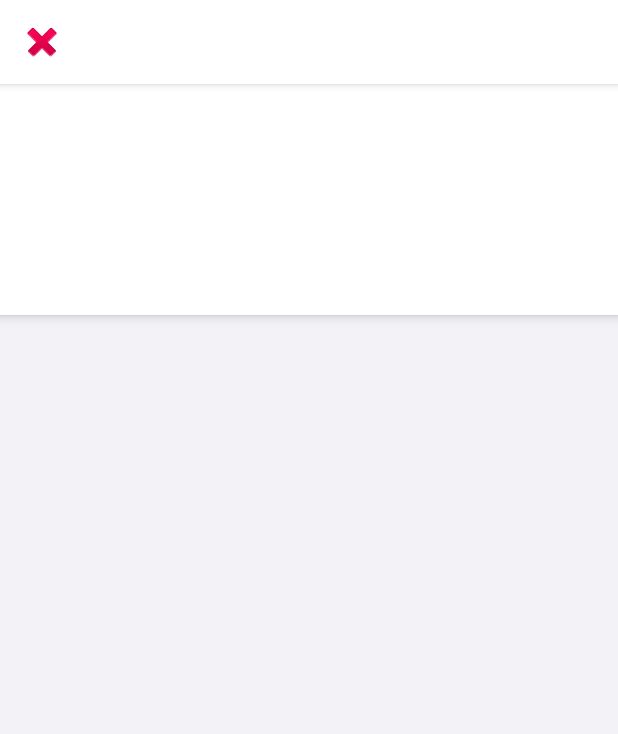
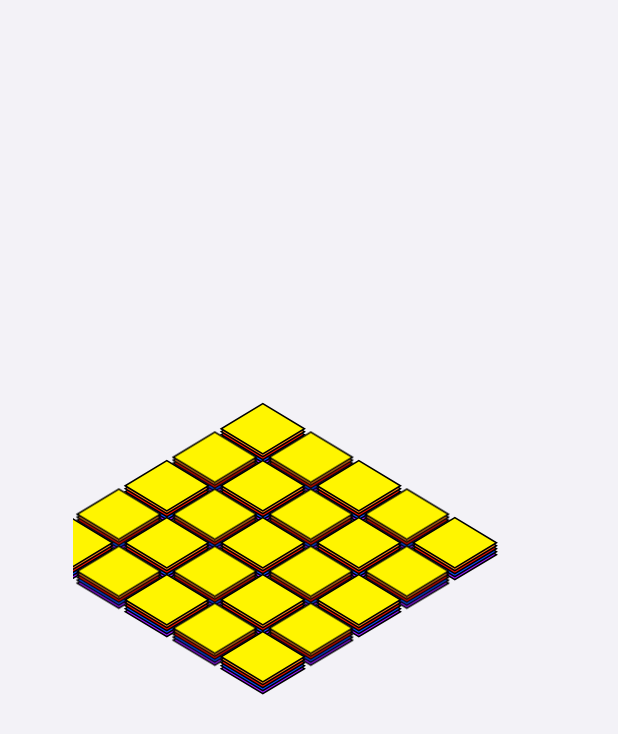
Before and after one commit to whoopzee9/PythianGames, an Android app: the layout fragment_test.xml on its own in the app's theme, with its tools: preview values and no code run, on a phone screen of 412 x 824 dp. Shown: the top 734 px of the screen. Run offline under Robolectric (Android 15) with nearby library versions, the phone set to English and light mode, and no system bars.

Commit message:
added board

```diff
--- a/app/src/main/java/ru/spbstu/pythian_games/navigation/Navigator.kt
+++ b/app/src/main/java/ru/spbstu/pythian_games/navigation/Navigator.kt
@@ -44,7 +44,7 @@ class Navigator : FeatureRouter {
     fun checkBottomBar() {
         EventBus.getDefault().post(
             SetBottomNavVisibility(
-                !navBarHiddenIdsList.contains(navController?.currentDestination?.id),
+                false /*!navBarHiddenIdsList.contains(navController?.currentDestination?.id)*/,
                 true
             )
         )
--- a/app/src/main/res/values/strings.xml
+++ b/app/src/main/res/values/strings.xml
@@ -1,3 +1,3 @@
 <resources>
-    <string name="app_name">Android template app</string>
+    <string name="app_name">Pythian Games</string>
 </resources>
--- /dev/null
+++ b/common/src/main/java/ru/spbstu/common/extenstions/DrawableExtensions.kt
@@ -0,0 +1,35 @@
+package ru.spbstu.common.extenstions
+
+import android.graphics.Bitmap
+import android.graphics.Canvas
+import android.graphics.drawable.BitmapDrawable
+import android.graphics.drawable.Drawable
+
+
+fun Drawable.toBitmap(): Bitmap {
+    if (this is BitmapDrawable) {
+        val bitmapDrawable = this
+        if (bitmapDrawable.bitmap != null) {
+            return bitmapDrawable.bitmap
+        }
+    }
+
+    var bitmap: Bitmap = if (intrinsicWidth <= 0 || intrinsicHeight <= 0) {
+        Bitmap.createBitmap(
+            1,
+            1,
+            Bitmap.Config.ARGB_8888
+        )
+    } else {
+        Bitmap.createBitmap(
+            intrinsicWidth,
+            intrinsicHeight,
+            Bitmap.Config.ARGB_8888
+        )
+    }
+
+    val canvas = Canvas(bitmap)
+    setBounds(0, 0, canvas.getWidth(), canvas.getHeight())
+    draw(canvas)
+    return bitmap
+}
--- /dev/null
+++ b/common/src/main/java/ru/spbstu/common/widgets/CardStack.kt
@@ -0,0 +1,268 @@
+package ru.spbstu.common.widgets
+
+import android.content.Context
+import android.graphics.Bitmap
+import android.graphics.Canvas
+import android.graphics.Color
+import android.graphics.Paint
+import android.graphics.drawable.Drawable
+import android.util.AttributeSet
+import android.util.Log
+import android.view.MotionEvent
+import android.view.ScaleGestureDetector
+import android.view.ScaleGestureDetector.SimpleOnScaleGestureListener
+import android.view.View
+import android.view.ViewGroup
+import androidx.core.content.ContextCompat
+import ru.spbstu.common.R
+import ru.spbstu.common.extenstions.dpToPx
+import ru.spbstu.common.extenstions.toBitmap
+import kotlin.math.max
+import kotlin.math.min
+
+
+class CardStack @JvmOverloads constructor(
+    context: Context,
+    attrs: AttributeSet? = null,
+    defStyleAttr: Int = 0
+) : View(context, attrs, defStyleAttr) {
+
+    private var firstLayer: Drawable?
+    private var secondLayer: Drawable?
+    private var thirdLayer: Drawable?
+    private var fourthLayer: Drawable?
+    private var fifthLayer: Drawable?
+    private var firstLayerBitmap: Bitmap
+    private var secondLayerBitmap: Bitmap
+    private var thirdLayerBitmap: Bitmap
+    private var fourthLayerBitmap: Bitmap
+    private var fifthLayerBitmap: Bitmap
+
+    private var height: Float
+    private var width: Float
+    private var spacing: Float
+
+    private var scaleFactor = 1f
+    private var scaleGestureDetector: ScaleGestureDetector
+
+    private var prevX = 0f
+    private var prevY = 0f
+    private var moveStarted = false
+
+    var count = 5
+
+    init {
+        firstLayer = ContextCompat.getDrawable(context, R.drawable.ic_first_layer_36)
+        secondLayer = ContextCompat.getDrawable(context, R.drawable.ic_second_layer_36)
+        thirdLayer = ContextCompat.getDrawable(context, R.drawable.ic_third_layer_36)
+        fourthLayer = ContextCompat.getDrawable(context, R.drawable.ic_fourth_layer_36)
+        fifthLayer = ContextCompat.getDrawable(context, R.drawable.ic_fifth_layer_36)
+//        firstLayerBitmap = BitmapFactory.decodeResource(resources, R.drawable.ic_first_layer_36)
+//        secondLayerBitmap = BitmapFactory.decodeResource(resources, R.drawable.ic_second_layer_36)
+//        thirdLayerBitmap = BitmapFactory.decodeResource(resources, R.drawable.ic_third_layer_36)
+//        fourthLayerBitmap = BitmapFactory.decodeResource(resources, R.drawable.ic_fourth_layer_36)
+//        fifthLayerBitmap = BitmapFactory.decodeResource(resources, R.drawable.ic_fifth_layer_36)
+        firstLayerBitmap = firstLayer!!.toBitmap()
+        secondLayerBitmap = secondLayer!!.toBitmap()
+        thirdLayerBitmap = thirdLayer!!.toBitmap()
+        fourthLayerBitmap = fourthLayer!!.toBitmap()
+        fifthLayerBitmap = fifthLayer!!.toBitmap()
+
+        height = context.dpToPx(35f)
+        width = context.dpToPx(58f)
+        spacing = context.dpToPx(2f)
+
+        scaleGestureDetector = ScaleGestureDetector(context, ScaleListener())
+    }
+
+    override fun onMeasure(widthMeasureSpec: Int, heightMeasureSpec: Int) {
+        var lp: ViewGroup.LayoutParams? = layoutParams
+        if (lp == null)
+            lp = ViewGroup.LayoutParams(
+                ViewGroup.LayoutParams.WRAP_CONTENT,
+                ViewGroup.LayoutParams.WRAP_CONTENT
+            )
+
+        var width = calculateSize(suggestedMinimumWidth, lp.width, widthMeasureSpec)
+        var height = calculateSize(suggestedMinimumHeight, lp.height, heightMeasureSpec)
+
+        width += paddingLeft + paddingRight
+        height += paddingTop + paddingBottom
+
+        setMeasuredDimension(width, height)
+    }
+
+    private fun calculateSize(suggestedSize: Int, paramSize: Int, measureSpec: Int): Int {
+        var result = 0
+        val size = MeasureSpec.getSize(measureSpec)
+        val mode = MeasureSpec.getMode(measureSpec)
+
+        when (mode) {
+            MeasureSpec.AT_MOST ->
+                result = when (paramSize) {
+                    ViewGroup.LayoutParams.WRAP_CONTENT -> min(suggestedSize, size)
+                    ViewGroup.LayoutParams.MATCH_PARENT -> size
+                    else -> min(paramSize, size)
+                }
+            MeasureSpec.EXACTLY -> result = size
+            MeasureSpec.UNSPECIFIED ->
+                result =
+                    if (paramSize == ViewGroup.LayoutParams.WRAP_CONTENT ||
+                        paramSize == ViewGroup.LayoutParams.MATCH_PARENT
+                    )
+                        suggestedSize
+                    else {
+                        paramSize
+                    }
+        }
+
+        return result
+    }
+
+    override fun getSuggestedMinimumHeight(): Int {
+        return context.dpToPx(288f).toInt()
+        //return height.toInt() + spacing.toInt() * 5
+    }
+
+    override fun getSuggestedMinimumWidth(): Int {
+        return context.dpToPx(315f).toInt()
+        //return width.toInt()
+    }
+
+    override fun onDraw(canvas: Canvas?) {
+        super.onDraw(canvas)
+        canvas?.save()
+        canvas?.scale(scaleFactor, scaleFactor)
+        val dx = 32f
+        val dy = 19f
+
+        canvas?.translate(suggestedMinimumWidth / 2f - 90, 0f)
+        for (i in 0 until 5) {
+            for (j in 0 until 5) {
+                val newX = -i * dx + j * dx
+                val newY = i * dy + j * dy
+                val newXpx = context.dpToPx(newX)
+                val newYpx = context.dpToPx(newY)
+                canvas?.translate(newXpx, newYpx)
+                //count = (1 + Math.random() * 5).toInt()
+                when (count) {
+                    5 -> {
+                        if (canvas != null) {
+                            canvas.translate(0f, spacing * 4)
+                            fifthLayer?.draw(canvas)
+                            canvas.translate(0f, -spacing)
+                            fourthLayer?.draw(canvas)
+                            canvas.translate(0f, -spacing)
+                            thirdLayer?.draw(canvas)
+                            canvas.translate(0f, -spacing)
+                            secondLayer?.draw(canvas)
+                            canvas.translate(0f, -spacing)
+                            firstLayer?.draw(canvas)
+                        }
+                    }
+                    4 -> {
+                        if (canvas != null) {
+                            canvas.translate(0f, spacing * 4)
+                            fifthLayer?.draw(canvas)
+                            canvas.translate(0f, -spacing)
+                            fourthLayer?.draw(canvas)
+                            canvas.translate(0f, -spacing)
+                            thirdLayer?.draw(canvas)
+                            canvas.translate(0f, -spacing)
+                            secondLayer?.draw(canvas)
+                            canvas.translate(0f, spacing * (-1))
+                        }
+                    }
+                    3 -> {
+                        if (canvas != null) {
+                            canvas.translate(0f, spacing * 4)
+                            fifthLayer?.draw(canvas)
+                            canvas.translate(0f, -spacing)
+                            fourthLayer?.draw(canvas)
+                            canvas.translate(0f, -spacing)
+                            thirdLayer?.draw(canvas)
+                            canvas.translate(0f, spacing * (-2))
+                        }
+                    }
+                    2 -> {
+                        if (canvas != null) {
+                            canvas.translate(0f, spacing * 4)
+                            fifthLayer?.draw(canvas)
+                            canvas.translate(0f, -spacing)
+                            fourthLayer?.draw(canvas)
+                            canvas.translate(0f, spacing * (-3))
+                        }
+                    }
+                    1 -> {
+                        if (canvas != null) {
+                            canvas.translate(0f, spacing * 4)
+                            fifthLayer?.draw(canvas)
+                            canvas.translate(0f, spacing * (-4))
+                        }
+                    }
+                    else -> {
+
+                    }
+                }
+
+                canvas?.translate(-newXpx, -newYpx)
+            }
+        }
+
+        canvas?.restore()
+    }
+
+    override fun onTouchEvent(event: MotionEvent?): Boolean {
+        if (event == null || scaleX == 1f) return false
+        when (event.actionMasked) {
+            MotionEvent.ACTION_DOWN -> {
+                prevX = event.x
+                prevY = event.y
+            }
+
+            MotionEvent.ACTION_POINTER_UP -> {
+                if (event.actionIndex == 0) {
+                    try {
+                        prevX = event.getX(1)
+                        prevY = event.getY(1)
+                    } catch (e: Exception) {
+                    }
+                }
+            }
+
+            MotionEvent.ACTION_MOVE -> {
+                if (event.pointerCount > 1) {
+                    prevX = event.x
+                    prevY = event.y
+                    return false
+                }
+                moveStarted = true
+                this.run {
+                    translationX += (event.x - prevX)
+                    translationY += (event.y - prevY)
+                }
+                prevX = event.x
+                prevY = event.y
+            }
+
+            MotionEvent.ACTION_UP -> {
+                if (!moveStarted) return false
+//                reset()
+//                translateToOriginalRect()
+            }
+        }
+        scaleGestureDetector.onTouchEvent(event)
+        return true
+    }
+
+    private inner class ScaleListener : SimpleOnScaleGestureListener() {
+        override fun onScale(detector: ScaleGestureDetector): Boolean {
+            scaleFactor *= detector.scaleFactor
+
+            // Don't let the object get too small or too large.
+            scaleFactor = max(0.1f, min(scaleFactor, 5.0f))
+            invalidate()
+            return true
+        }
+    }
+}
--- /dev/null
+++ b/common/src/main/res/drawable/ic_fifth_layer_36.xml
@@ -0,0 +1,11 @@
+<vector xmlns:android="http://schemas.android.com/apk/res/android"
+    android:width="58dp"
+    android:height="36dp"
+    android:viewportWidth="58"
+    android:viewportHeight="36">
+  <path
+      android:strokeWidth="1"
+      android:pathData="M1.4375,17.778L29.2153,34.4447L56.9931,17.778L29.2153,1.1113L1.4375,17.778Z"
+      android:fillColor="#9A1AFF"
+      android:strokeColor="#000000"/>
+</vector>
--- /dev/null
+++ b/common/src/main/res/drawable/ic_first_layer_36.xml
@@ -0,0 +1,11 @@
+<vector xmlns:android="http://schemas.android.com/apk/res/android"
+    android:width="58dp"
+    android:height="35dp"
+    android:viewportWidth="58"
+    android:viewportHeight="35">
+  <path
+      android:strokeWidth="1"
+      android:pathData="M1.4375,17.6667L29.2153,34.3333L56.9931,17.6667L29.2153,1L1.4375,17.6667Z"
+      android:fillColor="#FFF500"
+      android:strokeColor="#000000"/>
+</vector>
--- /dev/null
+++ b/common/src/main/res/drawable/ic_fourth_layer_36.xml
@@ -0,0 +1,11 @@
+<vector xmlns:android="http://schemas.android.com/apk/res/android"
+    android:width="58dp"
+    android:height="36dp"
+    android:viewportWidth="58"
+    android:viewportHeight="36">
+  <path
+      android:strokeWidth="1"
+      android:pathData="M1.4375,17.778L29.2153,34.4447L56.9931,17.778L29.2153,1.1113L1.4375,17.778Z"
+      android:fillColor="#0B4FFF"
+      android:strokeColor="#000000"/>
+</vector>
--- /dev/null
+++ b/common/src/main/res/drawable/ic_second_layer_36.xml
@@ -0,0 +1,11 @@
+<vector xmlns:android="http://schemas.android.com/apk/res/android"
+    android:width="58dp"
+    android:height="36dp"
+    android:viewportWidth="58"
+    android:viewportHeight="36">
+  <path
+      android:strokeWidth="1"
+      android:pathData="M1.4375,17.778L29.2153,34.4447L56.9931,17.778L29.2153,1.1113L1.4375,17.778Z"
+      android:fillColor="#FF881A"
+      android:strokeColor="#000000"/>
+</vector>
--- /dev/null
+++ b/common/src/main/res/drawable/ic_third_layer_36.xml
@@ -0,0 +1,11 @@
+<vector xmlns:android="http://schemas.android.com/apk/res/android"
+    android:width="58dp"
+    android:height="36dp"
+    android:viewportWidth="58"
+    android:viewportHeight="36">
+  <path
+      android:strokeWidth="1"
+      android:pathData="M1.4375,17.778L29.2153,34.4447L56.9931,17.778L29.2153,1.1113L1.4375,17.778Z"
+      android:fillColor="#EF1000"
+      android:strokeColor="#000000"/>
+</vector>
--- a/feature/src/main/res/layout/fragment_test.xml
+++ b/feature/src/main/res/layout/fragment_test.xml
@@ -7,9 +7,21 @@
     android:background="@color/background_primary"
     tools:context=".test.presentation.TestFragment">
 
+    <ru.spbstu.common.widgets.CardStack
+        android:id="@+id/cardStack"
+        android:layout_width="wrap_content"
+        android:layout_height="wrap_content"
+        android:clickable="true"
+        android:focusable="true"
+        app:layout_constraintStart_toStartOf="parent"
+        app:layout_constraintEnd_toEndOf="parent"
+        app:layout_constraintTop_toTopOf="parent"
+        app:layout_constraintBottom_toBottomOf="parent"/>
+
     <include
         android:id="@+id/frg_test__layout_toolbar"
-        layout="@layout/include_toolbar" />
+        layout="@layout/include_toolbar"
+        android:visibility="gone"/>
 
     <androidx.recyclerview.widget.RecyclerView
         android:id="@+id/frg_test__rv_list"
@@ -17,6 +29,7 @@
         android:layout_height="@dimen/dp_0"
         android:clipToPadding="false"
         android:overScrollMode="never"
+        android:visibility="gone"
         app:layoutManager="androidx.recyclerview.widget.LinearLayoutManager"
         app:layout_constraintBottom_toBottomOf="parent"
         app:layout_constraintTop_toBottomOf="@id/frg_test__layout_toolbar"
```
Also changed, not shown: common/src/main/java/ru/spbstu/common/extenstions/ViewExtensions.kt (+12 -0 lines), feature/src/main/java/ru/spbstu/feature/test/presentation/TestFragment.kt (+4 -0 lines).
